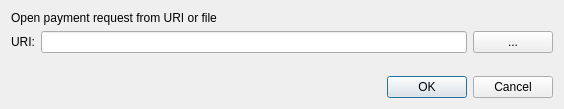
Old version of the form src/qt/forms/openuridialog.ui in the repository AegeusCoin/aegeus.
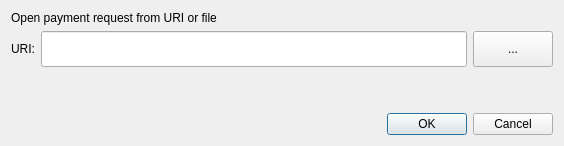
New version of the form. Custom widgets are drawn as their Qt base class.

```diff
--- a/src/qt/forms/openuridialog.ui
+++ b/src/qt/forms/openuridialog.ui
@@ -7,7 +7,7 @@
     <x>0</x>
     <y>0</y>
     <width>564</width>
-    <height>109</height>
+    <height>146</height>
    </rect>
   </property>
   <property name="windowTitle">
@@ -31,10 +31,23 @@
       </widget>
      </item>
      <item>
-      <widget class="QValidatedLineEdit" name="uriEdit"/>
+      <widget class="QValidatedLineEdit" name="uriEdit">
+       <property name="minimumSize">
+        <size>
+         <width>36</width>
+         <height>36</height>
+        </size>
+       </property>
+      </widget>
      </item>
      <item>
       <widget class="QPushButton" name="selectFileButton">
+       <property name="minimumSize">
+        <size>
+         <width>36</width>
+         <height>36</height>
+        </size>
+       </property>
        <property name="toolTip">
         <string>Select payment request file</string>
        </property>
```
